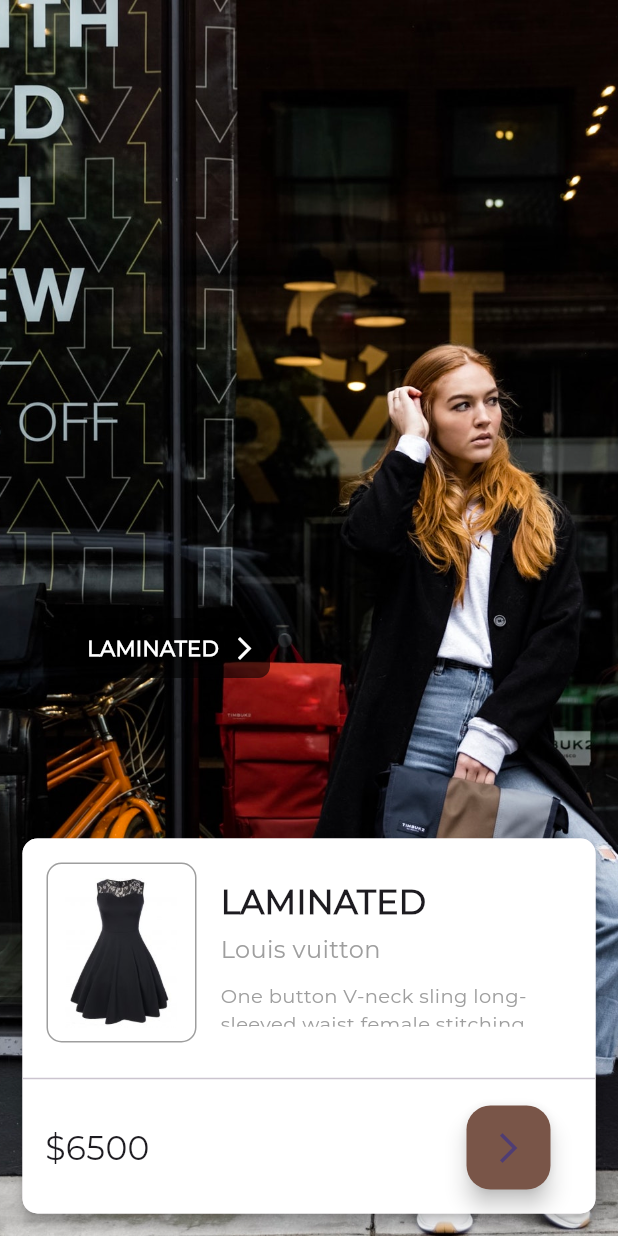
After one commit to BerkayGithub/flutter_moda_app, a Flutter app: the Detay screen opened directly, on a phone screen of 412 x 824 dp. The commit adds this screen. Run offline on Flutter 3.47's test engine with Material 3 defaults, Android fonts, the phone set to English and light mode, and no system bars.

Commit message:
Detay sayfasi bitti ve Hero kullanimi

```diff
--- /dev/null
+++ b/lib/detay.dart
@@ -0,0 +1,156 @@
+import 'package:flutter/material.dart';
+
+class Detay extends StatefulWidget {
+  final String imgPath;
+
+  const Detay({super.key, required this.imgPath});
+
+  @override
+  State<Detay> createState() => _DetayState();
+}
+
+class _DetayState extends State<Detay> {
+  @override
+  Widget build(BuildContext context) {
+    return Scaffold(
+      body: Stack(
+        children: <Widget>[
+          Hero(
+            tag: widget.imgPath,
+            child: Container(
+              width: MediaQuery.of(context).size.width,
+              height: MediaQuery.of(context).size.height,
+              decoration: BoxDecoration(
+                  image: DecorationImage(
+                      image: AssetImage(widget.imgPath), fit: BoxFit.cover)),
+            ),
+          ),
+          Positioned(
+            left: 15,
+            right: 15,
+            bottom: 15,
+            child: Material(
+              borderRadius: BorderRadius.circular(10),
+              elevation: 4,
+              child: Container(
+                height: 250,
+                width: MediaQuery.of(context).size.width - 30,
+                decoration: BoxDecoration(
+                  color: Colors.white,
+                  borderRadius: BorderRadius.circular(10),
+                ),
+                child: Column(
+                  children: <Widget>[
+                    Row(
+                      children: <Widget>[
+                        Padding(
+                          padding: const EdgeInsets.all(16.0),
+                          child: Container(
+                            height: 120,
+                            width: 100,
+                            decoration: BoxDecoration(
+                                borderRadius: BorderRadius.circular(10),
+                                border: Border.all(
+                                  color: Colors.grey,
+                                ),
+                                image: const DecorationImage(
+                                    image: AssetImage(
+                                      'assets/dress.jpg',
+                                    ),
+                                    fit: BoxFit.contain)),
+                          ),
+                        ),
+                        Column(
+                          crossAxisAlignment: CrossAxisAlignment.start,
+                          children: <Widget>[
+                            const Text(
+                              'LAMINATED',
+                              style: TextStyle(
+                                  fontSize: 22,
+                                  fontFamily: 'Montserrat',
+                                  fontWeight: FontWeight.bold),
+                            ),
+                            const SizedBox(
+                              height: 5,
+                            ),
+                            const Text(
+                              'Louis vuitton',
+                              style: TextStyle(
+                                  fontSize: 16,
+                                  fontFamily: 'Montserrat',
+                                  color: Colors.grey),
+                            ),
+                            const SizedBox(
+                              height: 10,
+                            ),
+                            SizedBox(
+                              height: 30,
+                              width: MediaQuery.of(context).size.width - 170,
+                              child: const Text(
+                                'One button V-neck sling long-sleeved waist female stitching dress',
+                                style: TextStyle(
+                                    fontSize: 13,
+                                    fontFamily: 'Montserrat',
+                                    color: Colors.grey),
+                              ),
+                            ),
+                          ],
+                        ),
+                      ],
+                    ),
+                    const Divider(),
+                    Padding(
+                      padding:
+                      const EdgeInsets.only(left: 15, top: 10, bottom: 2),
+                      child: Row(
+                        mainAxisAlignment: MainAxisAlignment.spaceBetween,
+                        children: <Widget>[
+                          const Text(
+                            '\$6500',
+                            style: TextStyle(
+                                fontFamily: 'Montserrat', fontSize: 22),
+                          ),
+                          Container(
+                            margin: const EdgeInsets.only(right: 30),
+                            child: FloatingActionButton(
+                              onPressed: () {},
+                              backgroundColor: Colors.brown,
+                              child:
+                              const Center(child: Icon(Icons.arrow_forward_ios)),
+                            ),
+                          ),
+                        ],
+                      ),
+                    )
+                  ],
+                ),
+              ),
+            ),
+          ),
+
+          Positioned(
+            top: MediaQuery.of(context).size.height/2,
+            left: 50,
+            child: Container(
+              height: 40,
+              width: 130,
+              decoration: BoxDecoration(
+                color: Colors.black.withAlpha(150),
+                borderRadius: BorderRadius.circular(8),
+              ),
+              child: Row(
+                mainAxisAlignment: MainAxisAlignment.spaceEvenly,
+                children: const <Widget>[
+                  Center(child: Text('LAMINATED',style: TextStyle(fontFamily: 'Montserrat', color: Colors.white,fontWeight: FontWeight.bold),)),
+                  Icon(Icons.arrow_forward_ios,color: Colors.white, size: 18,)
+                ],
+              ),
+            ),
+
+          )
+
+        ],
+      ),
+    );
+  }
+}
--- a/lib/main.dart
+++ b/lib/main.dart
@@ -1,4 +1,6 @@
 import 'package:flutter/material.dart';
+
+import 'detay.dart';
 
 void main() {
   runApp(const ModaApp());
@@ -178,7 +180,19 @@ class _AnaSayfaState extends State<AnaSayfa>
                     SizedBox(height: 15),
                     Row(
                       children: <Widget>[
-                        Container(
+                        InkWell(
+                          onTap: () {
+                            Navigator.of(context).push(
+                              MaterialPageRoute(
+                                builder: (context) => const Detay(
+                                  imgPath: 'assets/modelgrid1.jpeg',
+                                ),
+                              ),
+                            );
+                          },
+                          child: Hero(
+                            tag: 'assets/modelgrid1.jpeg',
+                            child: Container(
                               height: 200,
                               width: (MediaQuery.of(context).size.width - 50) / 2,
                               decoration: BoxDecoration(
@@ -189,10 +203,24 @@ class _AnaSayfaState extends State<AnaSayfa>
                                 borderRadius: BorderRadius.circular(5),
                               ),
                             ),
+                          ),
+                        ),
                         SizedBox(width: 10),
                         Column(
                           children: <Widget>[
-                            Container(
+                            InkWell(
+                              onTap: () {
+                                Navigator.of(context).push(
+                                  MaterialPageRoute(
+                                    builder: (context) => const Detay(
+                                      imgPath: 'assets/modelgrid2.jpeg',
+                                    ),
+                                  ),
+                                );
+                              },
+                              child: Hero(
+                                tag: 'assets/modelgrid2.jpeg',
+                                child: Container(
                                   height: 95,
                                   width:
                                       (MediaQuery.of(context).size.width - 100) / 2,
@@ -204,8 +232,22 @@ class _AnaSayfaState extends State<AnaSayfa>
                                     borderRadius: BorderRadius.circular(5),
                                   ),
                                 ),
+                              ),
+                            ),
                             SizedBox(height: 10),
-                            Container(
+                            InkWell(
+                              onTap: () {
+                                Navigator.of(context).push(
+                                  MaterialPageRoute(
+                                    builder: (context) => const Detay(
+                                      imgPath: 'assets/modelgrid3.jpeg',
+                                    ),
+                                  ),
+                                );
+                              },
+                              child: Hero(
+                                tag: 'assets/modelgrid3.jpeg',
+                                child: Container(
                                   height: 95,
                                   width:
                                       (MediaQuery.of(context).size.width - 100) / 2,
@@ -215,6 +257,8 @@ class _AnaSayfaState extends State<AnaSayfa>
                                       fit: BoxFit.cover,
                                     ),
                                     borderRadius: BorderRadius.circular(5),
+                                  ),
+                                ),
                               ),
                             ),
                           ],
```
Lines whose indentation alone changed are shown as unchanged.
